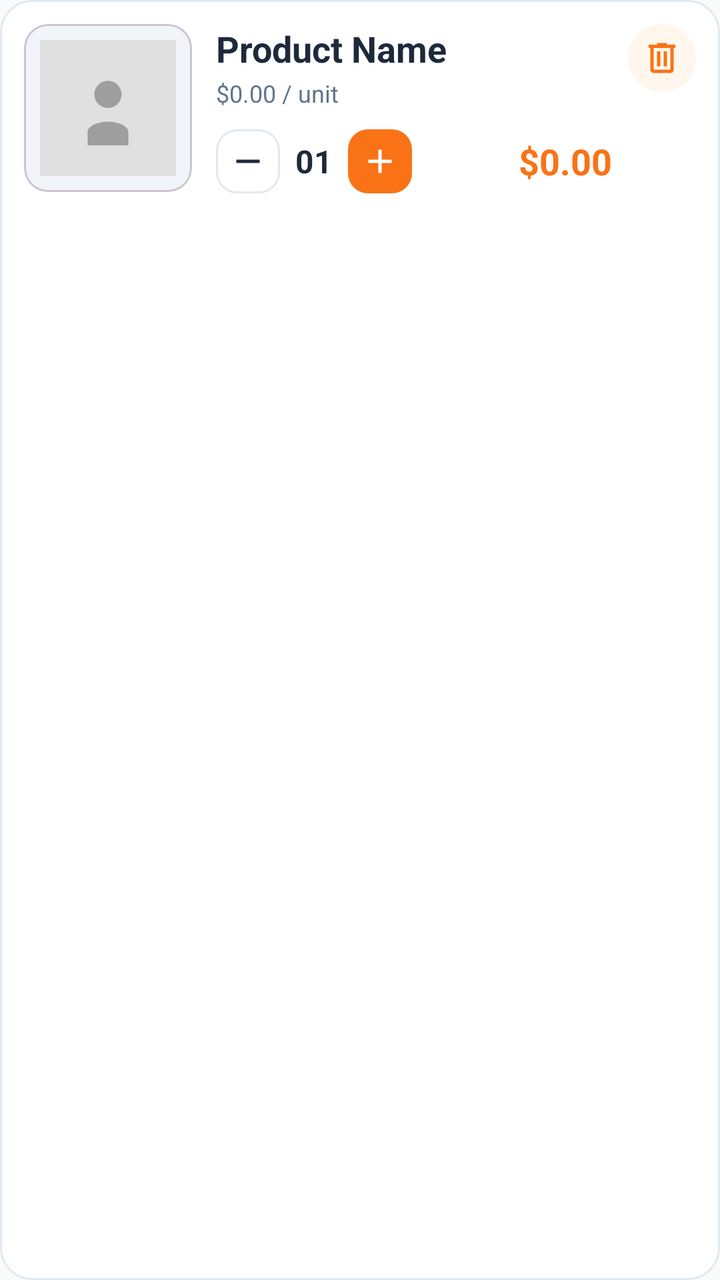
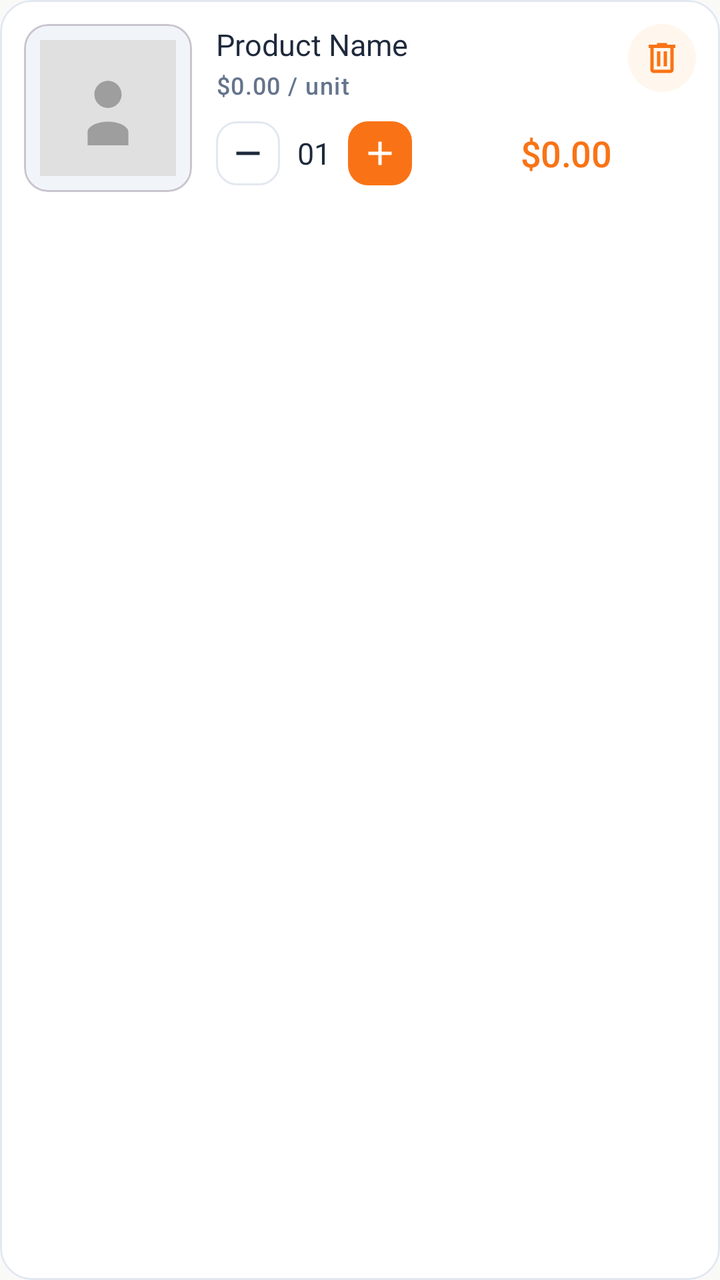

An Android layout rendered at two revisions. The XML below is the earlier revision; the diff shows what the commit changed to produce the second picture.
<!-- AndroidManifest.xml: application theme Theme.BeckieDealApp -->
<!-- res/layout/item_cart.xml -->
﻿<?xml version="1.0" encoding="utf-8"?>
<com.google.android.material.card.MaterialCardView
    xmlns:android="http://schemas.android.com/apk/res/android"
    xmlns:app="http://schemas.android.com/apk/res-auto"
    android:layout_width="match_parent"
    android:layout_height="wrap_content"
    android:layout_marginBottom="12dp"
    app:cardCornerRadius="16dp"
    app:cardElevation="0dp"
    app:strokeWidth="1dp"
    app:strokeColor="@color/border_color"
    app:cardBackgroundColor="@color/surface">

    <LinearLayout
        android:layout_width="match_parent"
        android:layout_height="wrap_content"
        android:orientation="horizontal"
        android:padding="12dp"
        android:baselineAligned="false">

        
        <com.google.android.material.card.MaterialCardView
            android:layout_width="84dp"
            android:layout_height="84dp"
            app:cardCornerRadius="12dp"
            app:cardElevation="0dp"
            app:cardBackgroundColor="@color/card_bg_secondary">

            <ImageView
                android:id="@+id/cartItemImage"
                android:layout_width="match_parent"
                android:layout_height="match_parent"
                android:scaleType="centerInside"
                android:padding="8dp"
                android:src="@drawable/placeholder_image" />

        </com.google.android.material.card.MaterialCardView>

        
        <LinearLayout
            android:layout_width="0dp"
            android:layout_height="wrap_content"
            android:layout_weight="1"
            android:orientation="vertical"
            android:layout_marginStart="12dp">

            
            <TextView
                android:id="@+id/cartItemName"
                android:layout_width="match_parent"
                android:layout_height="wrap_content"
                android:text="Product Name"
                android:textColor="@color/text_primary"
                android:textSize="@dimen/text_size_title_small"
                android:textStyle="bold"
                android:lineSpacingMultiplier="1.1"
                android:maxLines="2"
                android:ellipsize="end" />

            
            <TextView
                android:id="@+id/cartItemUnitPrice"
                android:layout_width="wrap_content"
                android:layout_height="wrap_content"
                android:layout_marginTop="2dp"
                android:text="$0.00 / unit"
                android:textColor="@color/text_secondary"
                android:textSize="@dimen/text_size_caption" />

            
            <LinearLayout
                android:layout_width="match_parent"
                android:layout_height="wrap_content"
                android:orientation="horizontal"
                android:gravity="center_vertical"
                android:layout_marginTop="10dp"
                android:baselineAligned="false">

                
                <ImageView
                    android:id="@+id/cartItemDecrement"
                    android:layout_width="32dp"
                    android:layout_height="32dp"
                    android:padding="6dp"
                    android:background="@drawable/stepper_btn_outline"
                    android:src="@drawable/ic_minus_24"
                    android:scaleType="fitCenter"
                    android:contentDescription="Decrease quantity" />

                
                <TextView
                    android:id="@+id/cartItemQuantity"
                    android:layout_width="wrap_content"
                    android:layout_height="wrap_content"
                    android:minWidth="34dp"
                    android:gravity="center"
                    android:text="01"
                    android:textColor="@color/text_primary"
                    android:textSize="@dimen/text_size_body_large"
                    android:textStyle="bold" />

                
                <ImageView
                    android:id="@+id/cartItemIncrement"
                    android:layout_width="32dp"
                    android:layout_height="32dp"
                    android:padding="6dp"
                    android:background="@drawable/stepper_btn_filled"
                    android:src="@drawable/ic_plus_24"
                    android:scaleType="fitCenter"
                    android:contentDescription="Increase quantity" />

                
                <View
                    android:layout_width="0dp"
                    android:layout_height="1dp"
                    android:layout_weight="1" />

                
                <TextView
                    android:id="@+id/cartItemSubtotal"
                    android:layout_width="wrap_content"
                    android:layout_height="wrap_content"
                    android:layout_marginStart="8dp"
                    android:text="$0.00"
                    android:textColor="@color/primary"
                    android:textSize="@dimen/text_size_title_small"
                    android:textStyle="bold" />

            </LinearLayout>

        </LinearLayout>

        
        <ImageView
            android:id="@+id/cartItemRemove"
            android:layout_width="34dp"
            android:layout_height="34dp"
            android:layout_marginStart="8dp"
            android:padding="7dp"
            android:background="@drawable/cart_remove_bg"
            android:src="@drawable/ic_trash_24"
            android:scaleType="fitCenter"
            android:contentDescription="Remove from cart" />

    </LinearLayout>

</com.google.android.material.card.MaterialCardView>
<!-- resources referenced by this layout -->
<resources>
  <dimen name="text_size_body_large">15sp</dimen>
  <dimen name="text_size_caption">11sp</dimen>
  <dimen name="text_size_title_small">17sp</dimen>
  <style name="Base.Theme.BeckieDealApp" parent="Theme.Material3.DayNight.NoActionBar">
          <item name="colorPrimary">@color/primary</item>
          <item name="colorOnPrimary">@color/on_primary</item>
          <item name="colorPrimaryContainer">@color/primary_container</item>
          <item name="colorOnPrimaryContainer">@color/on_primary_container</item>
          <item name="android:windowBackground">@color/background</item>
          <item name="colorSurface">@color/surface</item>
          <item name="colorOnSurface">@color/on_surface</item>
          
          <item name="bottomNavigationStyle">@style/Widget.App.BottomNavigationView</item>
      </style>
  <style name="Widget.App.Button" parent="Widget.Material3.Button">
          <item name="shapeAppearance">@style/ShapeAppearance.App.Button.Pill</item>
      </style>
  <color name="background">#F8FAFC</color>
  <!-- unchanged entries left out for length: 25 -->
</resources>

<!-- the commit's change to res/layout/item_cart.xml (unified diff, before → after) -->
@@ -50,10 +50,7 @@
                 android:layout_width="match_parent"
                 android:layout_height="wrap_content"
                 android:text="Product Name"
-                android:textColor="@color/text_primary"
-                android:textSize="@dimen/text_size_title_small"
-                android:textStyle="bold"
-                android:lineSpacingMultiplier="1.1"
+                android:textAppearance="@style/TextAppearance.App.CardProductName"
                 android:maxLines="2"
                 android:ellipsize="end" />
 
@@ -64,8 +61,9 @@
                 android:layout_height="wrap_content"
                 android:layout_marginTop="2dp"
                 android:text="$0.00 / unit"
-                android:textColor="@color/text_secondary"
-                android:textSize="@dimen/text_size_caption" />
+                android:textAppearance="@style/TextAppearance.App.Label"
+                android:textAllCaps="false"
+                android:textColor="@color/text_secondary" />
 
             
             <LinearLayout
@@ -95,9 +93,7 @@
                     android:minWidth="34dp"
                     android:gravity="center"
                     android:text="01"
-                    android:textColor="@color/text_primary"
-                    android:textSize="@dimen/text_size_body_large"
-                    android:textStyle="bold" />
+                    android:textAppearance="@style/TextAppearance.App.CardPrice" />
 
                 
                 <ImageView
@@ -123,9 +119,8 @@
                     android:layout_height="wrap_content"
                     android:layout_marginStart="8dp"
                     android:text="$0.00"
-                    android:textColor="@color/primary"
-                    android:textSize="@dimen/text_size_title_small"
-                    android:textStyle="bold" />
+                    android:textAppearance="@style/TextAppearance.App.SectionHeader"
+                    android:textColor="@color/primary" />
 
             </LinearLayout>
 
<!-- resource entries referenced after the edit -->
@@ -1,8 +1,30 @@
 <!-- resources referenced by this layout -->
 <resources>
-  <dimen name="text_size_body_large">15sp</dimen>
-  <dimen name="text_size_caption">11sp</dimen>
-  <dimen name="text_size_title_small">17sp</dimen>
+  <style name="TextAppearance.App.CardPrice" parent="TextAppearance.Material3.BodyLarge">
+          <item name="android:fontFamily">@font/synonym_semibold</item>
+          <item name="android:textSize">15sp</item>
+          <item name="android:letterSpacing">0</item>
+          <item name="android:textColor">@color/text_primary</item>
+      </style>
+  <style name="TextAppearance.App.CardProductName" parent="TextAppearance.Material3.BodyLarge">
+          <item name="android:fontFamily">@font/synonym_medium</item>
+          <item name="android:textSize">15sp</item>
+          <item name="android:letterSpacing">0</item>
+          <item name="android:textColor">@color/text_primary</item>
+      </style>
+  <style name="TextAppearance.App.Label" parent="TextAppearance.Material3.LabelMedium">
+          <item name="android:fontFamily">@font/synonym_medium</item>
+          <item name="android:textSize">12sp</item>
+          <item name="android:letterSpacing">0.04</item>
+          <item name="android:textAllCaps">true</item>
+          <item name="android:textColor">@color/text_secondary</item>
+      </style>
+  <style name="TextAppearance.App.SectionHeader" parent="TextAppearance.Material3.TitleMedium">
+          <item name="android:fontFamily">@font/amulya_bold</item>
+          <item name="android:textSize">18sp</item>
+          <item name="android:letterSpacing">-0.01</item>
+          <item name="android:textColor">@color/text_primary</item>
+      </style>
   <style name="Base.Theme.BeckieDealApp" parent="Theme.Material3.DayNight.NoActionBar">
           <item name="colorPrimary">@color/primary</item>
           <item name="colorOnPrimary">@color/on_primary</item>
@@ -12,12 +34,62 @@
           <item name="colorSurface">@color/surface</item>
           <item name="colorOnSurface">@color/on_surface</item>
           
+          
+          <item name="textAppearanceHeadlineMedium">@style/TextAppearance.App.ScreenTitle</item>
+          <item name="textAppearanceHeadlineSmall">@style/TextAppearance.App.ProductName</item>
+          <item name="textAppearanceTitleLarge">@style/TextAppearance.App.PriceHero</item>
+          <item name="textAppearanceTitleMedium">@style/TextAppearance.App.SectionHeader</item>
+          <item name="textAppearanceBodyLarge">@style/TextAppearance.App.CardProductName</item>
+          <item name="textAppearanceBodyMedium">@style/TextAppearance.App.Body</item>
+          <item name="textAppearanceBodySmall">@style/TextAppearance.App.Specs</item>
+          <item name="textAppearanceLabelMedium">@style/TextAppearance.App.Label</item>
+          <item name="textAppearanceLabelLarge">@style/TextAppearance.App.Button</item>
+          
           <item name="bottomNavigationStyle">@style/Widget.App.BottomNavigationView</item>
       </style>
   <style name="Widget.App.Button" parent="Widget.Material3.Button">
           <item name="shapeAppearance">@style/ShapeAppearance.App.Button.Pill</item>
+          <item name="android:textAppearance">@style/TextAppearance.App.Button</item>
       </style>
-  <color name="background">#F8FAFC</color>
+  <color name="background">#F9F9F7</color>
+  <style name="TextAppearance.App.ScreenTitle" parent="TextAppearance.Material3.HeadlineMedium">
+          <item name="android:fontFamily">@font/amulya_bold</item>
+          <item name="android:textSize">28sp</item>
+          <item name="android:letterSpacing">-0.02</item>
+          <item name="android:textColor">@color/text_primary</item>
+      </style>
+  <style name="TextAppearance.App.ProductName" parent="TextAppearance.Material3.HeadlineSmall">
+          <item name="android:fontFamily">@font/amulya_bold</item>
+          <item name="android:textSize">24sp</item>
+          <item name="android:letterSpacing">-0.02</item>
+          <item name="android:textColor">@color/text_primary</item>
+      </style>
+  <style name="TextAppearance.App.PriceHero" parent="TextAppearance.Material3.TitleLarge">
+          <item name="android:fontFamily">@font/amulya_bold</item>
+          <item name="android:textSize">22sp</item>
+          <item name="android:letterSpacing">-0.01</item>
+          <item name="android:textColor">@color/text_primary</item>
+      </style>
+  <style name="TextAppearance.App.Body" parent="TextAppearance.Material3.BodyMedium">
+          <item name="android:fontFamily">@font/synonym_regular</item>
+          <item name="android:textSize">15sp</item>
+          <item name="android:letterSpacing">0</item>
+          <item name="android:lineSpacingMultiplier">1.6</item>
+          <item name="android:textColor">@color/text_secondary</item>
+      </style>
+  <style name="TextAppearance.App.Specs" parent="TextAppearance.Material3.BodySmall">
+          <item name="android:fontFamily">@font/synonym_regular</item>
+          <item name="android:textSize">14sp</item>
+          <item name="android:letterSpacing">0</item>
+          <item name="android:lineSpacingMultiplier">1.5</item>
+          <item name="android:textColor">@color/text_secondary</item>
+      </style>
+  <style name="TextAppearance.App.Button" parent="TextAppearance.Material3.LabelLarge">
+          <item name="android:fontFamily">@font/synonym_semibold</item>
+          <item name="android:textSize">15sp</item>
+          <item name="android:letterSpacing">0.01</item>
+          <item name="android:textAllCaps">false</item>
+      </style>
   <!-- unchanged entries left out for length: 25 -->
 </resources>
 
